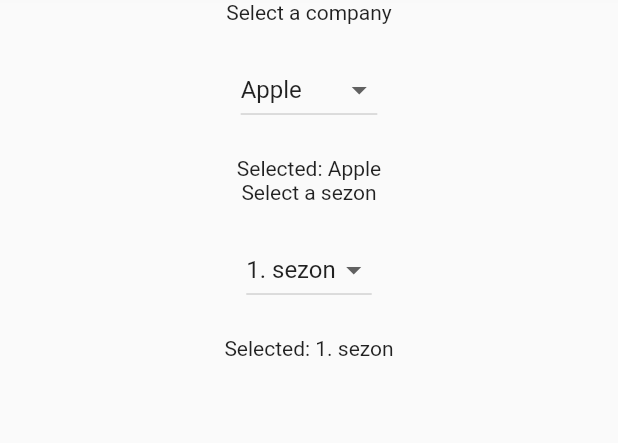
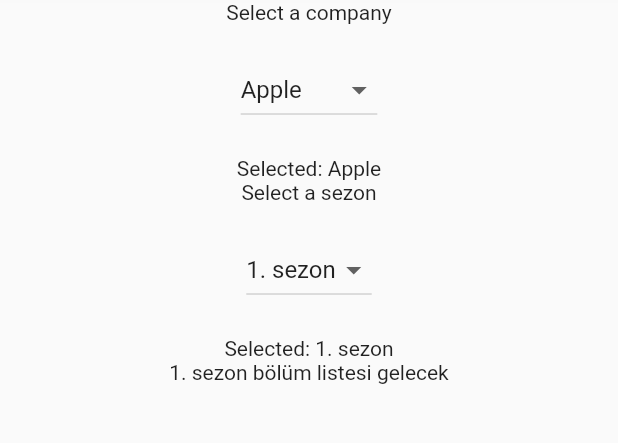
Before and after one commit to foorcun/dizi_ayiraci, a Flutter app: the screen it shows after launch, after a tap on "Attack on Titan", on a phone screen of 412 x 824 dp, the part 108-551 px from its top. Run offline on Flutter 3.47's test engine with Material 2 defaults, Android fonts, the light colour scheme and no system bars.

Commit message:
selectedSezon

```diff
--- /dev/null
+++ b/lib/blocs/episode_bloc.dart
@@ -0,0 +1,16 @@
+import 'dart:async';
+
+import 'package:dizi_ayiraci/data/episode_service.dart';
+import 'package:dizi_ayiraci/models/episode.dart';
+
+class EpisodeBloc {
+  final epsStreamController = StreamController.broadcast();
+
+  Stream get getStream => epsStreamController.stream;
+
+  List<Episode> getAll() {
+    return EpisodeService().getAllDefault();
+  }
+}
+
+final episodeBloc = EpisodeBloc();
--- /dev/null
+++ b/lib/data/episode_service.dart
@@ -0,0 +1,28 @@
+import 'package:dizi_ayiraci/models/episode.dart';
+
+class EpisodeService {
+  static List<Episode> eps = <Episode>[];
+
+  static EpisodeService _singleton = EpisodeService._internal();
+
+  factory EpisodeService() {
+    // print("asdfasdfasdfsd");
+    return _singleton;
+  }
+
+  EpisodeService._internal();
+
+  List<Episode> getAllDefault() {
+    eps.add(Episode('1. bölüm'));
+    eps.add(Episode('2. bölüm'));
+    eps.add(Episode('3. bölüm'));
+    eps.add(Episode('4. bölüm'));
+    eps.add(Episode('5. bölüm'));
+    eps.add(Episode('6. bölüm'));
+    eps.add(Episode('7. bölüm'));
+    eps.add(Episode('8. bölüm'));
+    eps.add(Episode('9. bölüm'));
+    eps.add(Episode('10. bölüm'));
+    return eps;
+  }
+}
--- /dev/null
+++ b/lib/models/episode.dart
@@ -0,0 +1,21 @@
+class Episode {
+  String episodeName;
+
+  Episode.noName();
+  Episode(this.episodeName);
+
+  List<Episode> getEps() {
+    return <Episode>[
+      Episode('1. bölüm'),
+      Episode('2. bölüm'),
+      Episode('3. bölüm'),
+      Episode('4. bölüm'),
+      Episode('5. bölüm'),
+      Episode('6. bölüm'),
+      Episode('7. bölüm'),
+      Episode('8. bölüm'),
+      Episode('9. bölüm'),
+      Episode('10. bölüm'),
+    ];
+  }
+}
--- a/lib/models/sezon.dart
+++ b/lib/models/sezon.dart
@@ -1,15 +1,20 @@
+import 'package:dizi_ayiraci/data/episode_service.dart';
+import 'package:dizi_ayiraci/models/episode.dart';
+
 class Sezon {
   String sezonAdi;
 
-  Sezon(this.sezonAdi);
+  List<Episode> epList;
+
+  Sezon(this.sezonAdi, this.epList); //kısaca yazılmış constructor
 
   static List<Sezon> getSezons() {
     return <Sezon>[
-      Sezon('1. sezon'),
-      Sezon('2. sezon'),
-      Sezon('3. sezon'),
-      Sezon('4. sezon'),
-      Sezon('5. sezon'),
+      Sezon('1. sezon', EpisodeService().getAllDefault()),
+      Sezon('2. sezon', EpisodeService().getAllDefault()),
+      Sezon('3. sezon', EpisodeService().getAllDefault()),
+      Sezon('4. sezon', EpisodeService().getAllDefault()),
+      Sezon('5. sezon', EpisodeService().getAllDefault()),
     ];
   }
 }
--- a/lib/widgets/dropdownsezon.dart
+++ b/lib/widgets/dropdownsezon.dart
@@ -1,4 +1,6 @@
+import 'package:dizi_ayiraci/blocs/episode_bloc.dart';
 import 'package:dizi_ayiraci/models/sezon.dart';
+import 'package:dizi_ayiraci/widgets/listofeps.dart';
 import 'package:flutter/material.dart';
 
 class DropDownSezon extends StatefulWidget {
@@ -58,10 +60,26 @@
               height: 20.0,
             ),
             Text('Selected: ${_selectedSezon.sezonAdi}'),
+            //setSezon(_selectedSezon),
+            // ListOfEps(_selectedSezon, setState(() => {}))
+            listOfEps(_selectedSezon)
+
+            ///
           ],
         ),
       ),
     );
+  }
+
+  // Widget setSezon(Sezon selectedSezon) {
+  //   return StreamBuilder(
+  //     initialData: _selectedSezon,
+  //     stream: episodeBloc.getStream,
+  //   );
+  // }
+
+  Widget listOfEps(Sezon selectedSezon) {
+    return Text(selectedSezon.sezonAdi + " bölüm listesi gelecek");
   }
 }
 
--- /dev/null
+++ b/lib/widgets/listofeps.dart
@@ -0,0 +1,27 @@
+import 'package:dizi_ayiraci/models/sezon.dart';
+import 'package:flutter/material.dart';
+
+class ListOfEps extends StatefulWidget {
+  Sezon sezon;
+
+  ListOfEps(this.sezon);
+
+  @override
+  _ListOfEpsState createState() => _ListOfEpsState(sezon);
+}
+
+class _ListOfEpsState extends State<ListOfEps> {
+  Sezon sezon;
+  _ListOfEpsState(this.sezon);
+
+  @override
+  Widget build(BuildContext context) {
+    return Text(sezon.sezonAdi + " bölüm listesi gelecek");
+  }
+
+  onChangeDropdownItem(Sezon selectedSezon) {
+    setState(() {
+      this.sezon = selectedSezon;
+    });
+  }
+}
```
